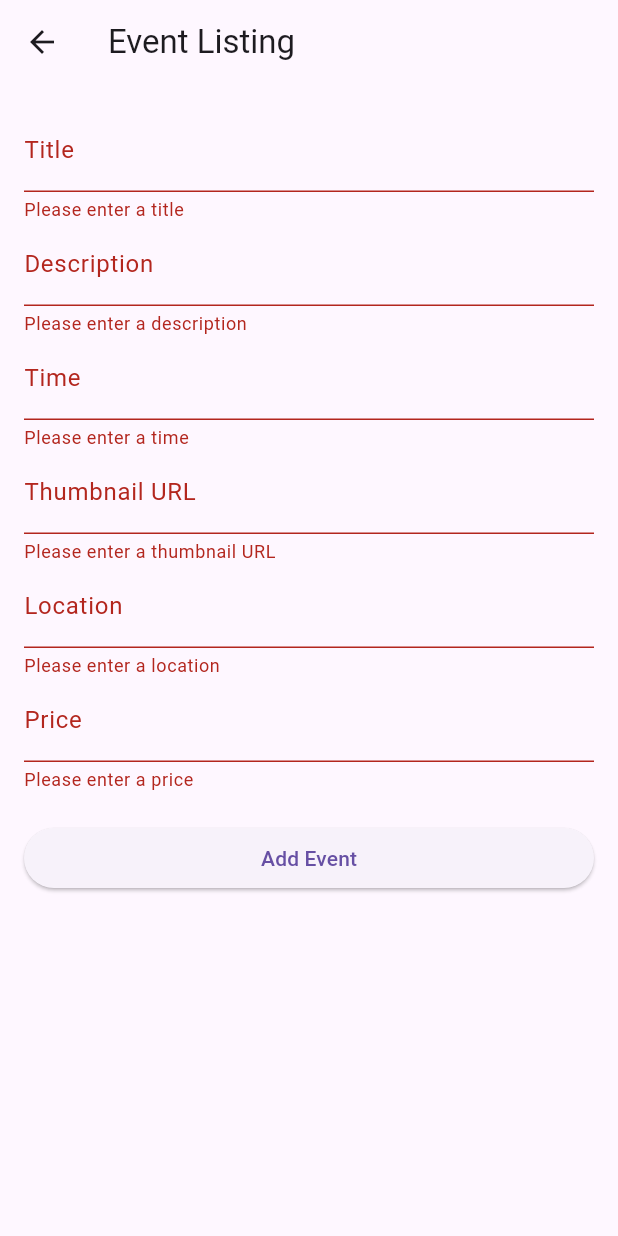
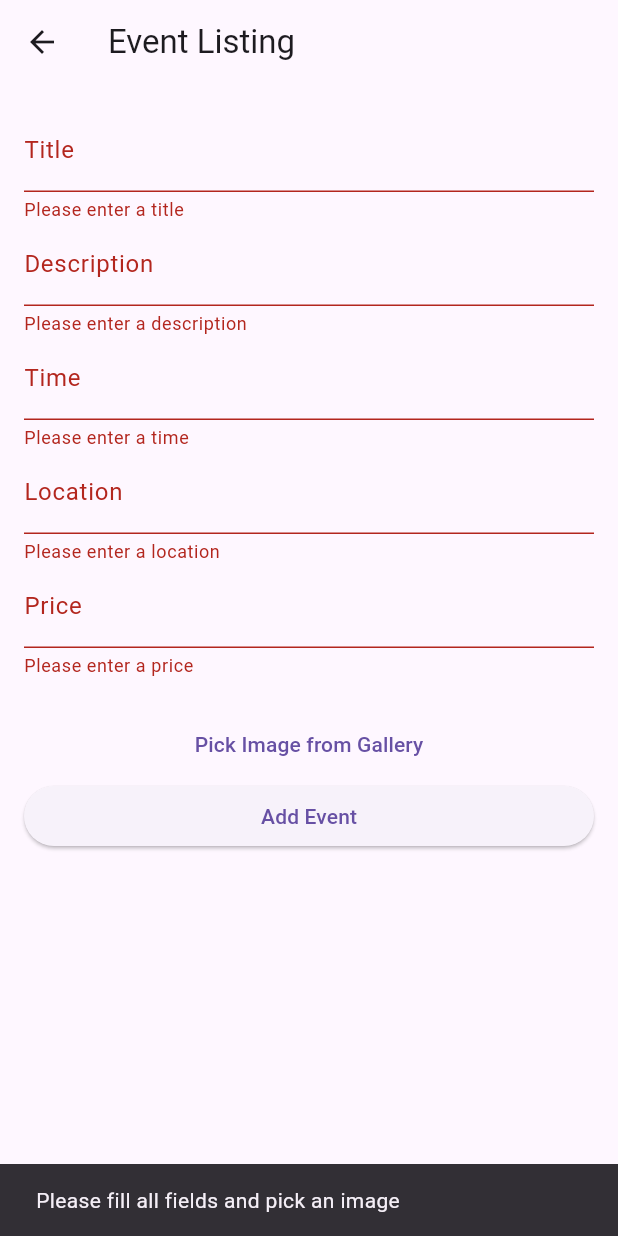
Before and after one commit to ShiJianXi/Eventify, a Flutter app: the screen it shows after launch, item 2 of the bottom bar chosen, after a tap on "Add Event", on a phone screen of 412 x 824 dp. Run offline on Flutter 3.47's test engine with Material 3 defaults, Android fonts, the phone set to English and light mode, and no system bars; our stand-ins replace cloud_firestore, firebase_auth, firebase_core, firebase_storage, go_router, google_fonts and 1 more; missing offline and left inert: firebase_ui_auth; accounts and stored records are empty.

Commit message:
Implemented image picker
Implemented image picker to allow user to pick image from gallery instead of using image URL

```diff
--- a/EventifyApp/eventify/lib/event_listing_page.dart
+++ b/EventifyApp/eventify/lib/event_listing_page.dart
@@ -1,7 +1,12 @@
+
+import 'dart:io';
+import 'package:firebase_storage/firebase_storage.dart';
 import 'package:cloud_firestore/cloud_firestore.dart';
 import 'package:flutter/material.dart';
+import 'package:image_picker/image_picker.dart';
 
 //UI to be improved in the future, and also instead of using image url, might change to using image from gallery or camera
+//Image from galley implemented, need improve UI next
 
 class EventListingPage extends StatefulWidget {
   const EventListingPage({super.key});
@@ -15,26 +20,51 @@ class _EventListingPageState extends State<EventListingPage> {
   final _titleController = TextEditingController();
   final _descriptionController = TextEditingController();
   final _timeController = TextEditingController();
-  final _thumbnailUrlController = TextEditingController();
   final _locationController = TextEditingController();
   final _priceController = TextEditingController();
+  File? _image;
+
+  Future<void> _pickImage() async {
+    final pickedFile = await ImagePicker().pickImage(source: ImageSource.gallery);
+    if (pickedFile != null) {
+      setState(() {
+        _image = File(pickedFile.path);
+      });
+    }
+  }
+
+
+  Future<String> _uploadImage(File image) async {
+    final storageRef = FirebaseStorage.instance.ref();
+    final imagesRef = storageRef.child('images/${DateTime.now().millisecondsSinceEpoch}.jpg');
+    final uploadTask = imagesRef.putFile(image);
+    final snapshot = await uploadTask.whenComplete(() {});
+    return await snapshot.ref.getDownloadURL();
+  }
 
     Future<void> _addEvent() async {
-    if (_formKey.currentState!.validate()) {
+    if (_formKey.currentState!.validate() && _image != null) {
+      try {
+        final imageUrl = await _uploadImage(_image!);
         await FirebaseFirestore.instance.collection('events').add({
           'title': _titleController.text,
           'description': _descriptionController.text,
           'time': _timeController.text,
-        'thumbnailUrl': _thumbnailUrlController.text,
           'location': _locationController.text,
           'price': _priceController.text,
+          'thumbnailUrl': imageUrl,
           'timestamp': FieldValue.serverTimestamp(),
         });
-
-      ScaffoldMessenger.of(context).showSnackBar(SnackBar(
-        content: Text('Event added successfully!'),
-      ));
+        ScaffoldMessenger.of(context).showSnackBar(SnackBar(content: Text('Event added successfully')));
         _formKey.currentState!.reset();
+        setState(() {
+          _image = null;
+        });
+      } catch (e) {
+        ScaffoldMessenger.of(context).showSnackBar(SnackBar(content: Text('Failed to add event: $e')));
+      }
+    } else {
+      ScaffoldMessenger.of(context).showSnackBar(SnackBar(content: Text('Please fill all fields and pick an image')));
     }
   }
 
@@ -81,16 +111,6 @@ class _EventListingPageState extends State<EventListingPage> {
                 },
               ),
               TextFormField(
-                controller: _thumbnailUrlController,
-                decoration: InputDecoration(labelText: 'Thumbnail URL'),
-                validator: (value) {
-                  if (value == null || value.isEmpty) {
-                    return 'Please enter a thumbnail URL';
-                  }
-                  return null;
-                },
-              ),
-              TextFormField(
                 controller: _locationController,
                 decoration: InputDecoration(labelText: 'Location'),
                 validator: (value) {
@@ -111,6 +131,12 @@ class _EventListingPageState extends State<EventListingPage> {
                 },
               ),
               SizedBox(height: 20),
+              _image == null ? TextButton(
+                onPressed: _pickImage,
+                child: Text('Pick Image from Gallery'),
+                )
+                : Image.file(_image!),
+
               ElevatedButton(
                 onPressed: _addEvent,
                 child: Text('Add Event'),
--- a/EventifyApp/eventify/lib/home_page.dart
+++ b/EventifyApp/eventify/lib/home_page.dart
@@ -115,8 +115,12 @@ class _HomePageState extends State<HomePage> {
                     .snapshots(),
                 builder: (context, snapshot) {
                   if (!snapshot.hasData) {
+                    //this print is for debugging, remove before production
+                    print('No data available');
                     return Center(child: CircularProgressIndicator());
                   }
+                  //this print is for debugging, remove before production
+                  print('data fetched successfully');
                   var events = snapshot.data!.docs.map((doc) {
                     var data = doc.data() as Map<String, dynamic>;
                     return Event_display(
--- a/EventifyApp/eventify/pubspec.yaml
+++ b/EventifyApp/eventify/pubspec.yaml
@@ -37,13 +37,18 @@ dependencies:
   # Use with the CupertinoIcons class for iOS style icons.
   cupertino_icons: ^1.0.6
   firebase_core: ^2.32.0
+  #firebase_core: ^3.1.0
   firebase_auth: ^4.20.0
+  #firebase_auth: ^5.1.0
   cloud_firestore: ^4.17.5
+  #cloud_firestore: ^5.0.1
   provider: ^6.1.2
   firebase_ui_auth: ^1.14.0
   go_router: ^14.1.4
   google_fonts: ^6.2.1
   http: ^1.2.1
+  image_picker: ^1.1.2
+  firebase_storage: ^11.7.7
 
 dev_dependencies:
   flutter_test:
```
Also changed, not shown: EventifyApp/eventify/pubspec.lock, 5 other files. Lines whose indentation alone changed are shown as unchanged.
